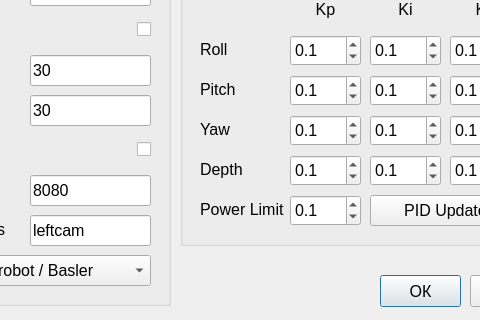
Old version of the form SevROVWorkstation/settingswindow.ui in the repository valabsoft/auv-chersonese; both pictures show x 160 to 640 and y 315 to 635 of the 743 by 635 pixel window.
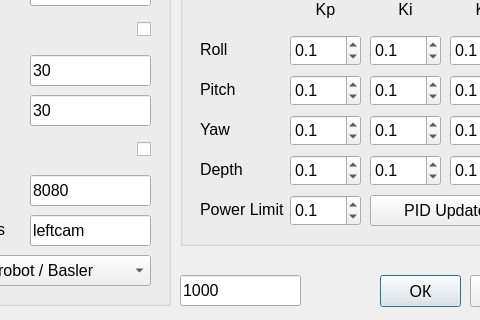
New version of the form.

Patch:
```diff
--- a/SevROVWorkstation/settingswindow.ui
+++ b/SevROVWorkstation/settingswindow.ui
@@ -1410,6 +1410,27 @@
     </property>
    </widget>
   </widget>
+  <widget class="QLineEdit" name="leMVSTimeout">
+   <property name="geometry">
+    <rect>
+     <x>340</x>
+     <y>590</y>
+     <width>121</width>
+     <height>31</height>
+    </rect>
+   </property>
+   <property name="font">
+    <font>
+     <pointsize>12</pointsize>
+    </font>
+   </property>
+   <property name="text">
+    <string>1000</string>
+   </property>
+   <property name="alignment">
+    <set>Qt::AlignmentFlag::AlignLeading|Qt::AlignmentFlag::AlignLeft|Qt::AlignmentFlag::AlignVCenter</set>
+   </property>
+  </widget>
  </widget>
  <tabstops>
   <tabstop>cbCameraResolution</tabstop>
```
